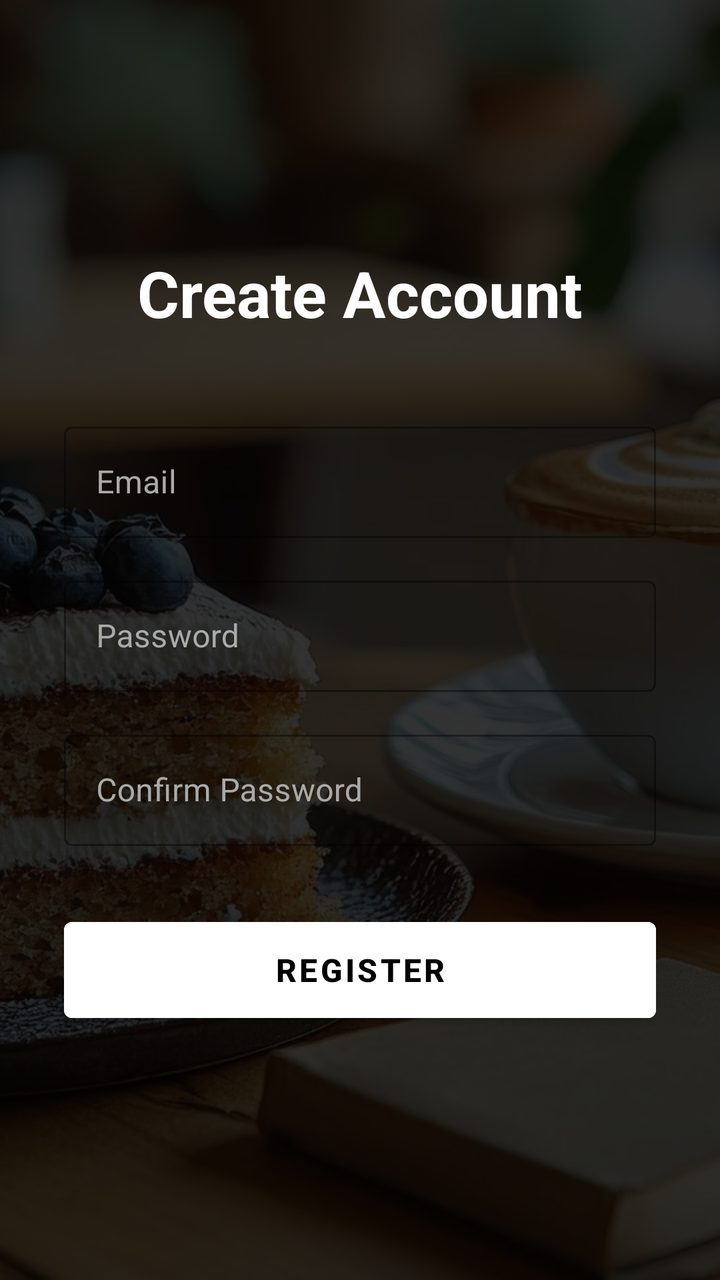
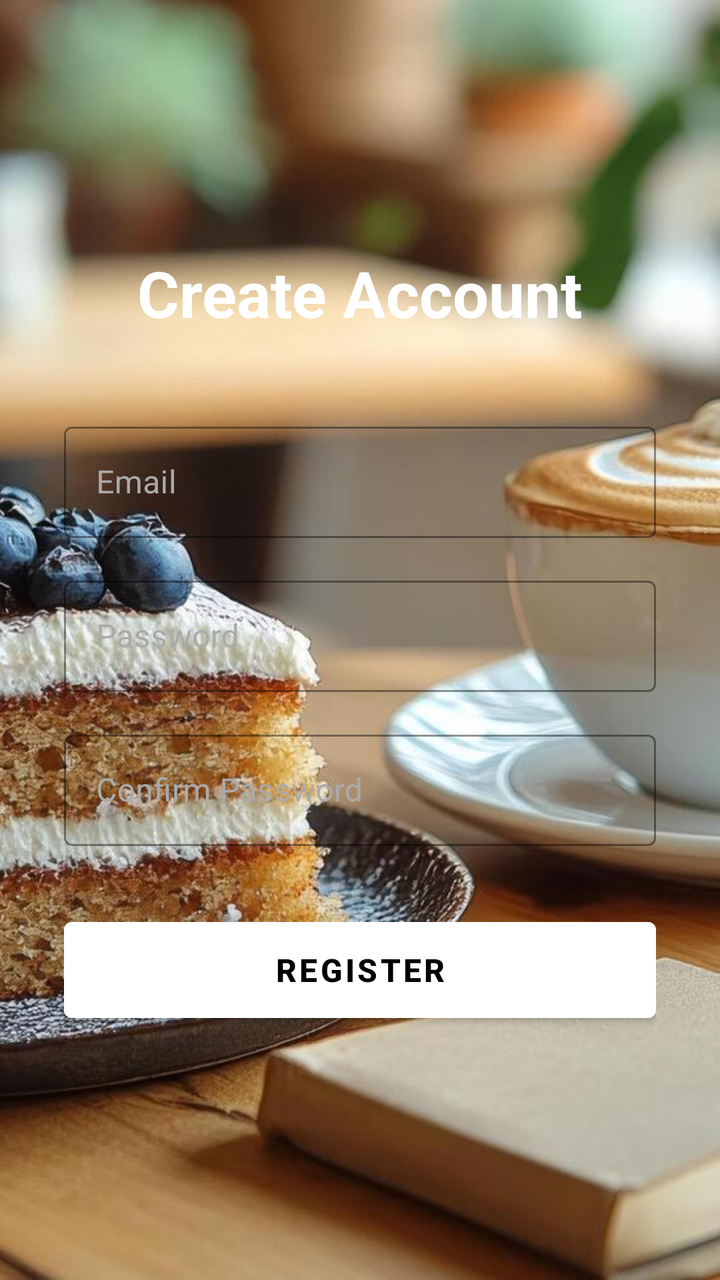

The first picture is an Android layout as it rendered before a commit; the second is the same layout after the commit. The layout source and the unified diff follow.
<!-- AndroidManifest.xml: application theme Theme.SmartCafe -->
<!-- res/layout/activity_register.xml -->
<?xml version="1.0" encoding="utf-8"?>
<FrameLayout xmlns:android="http://schemas.android.com/apk/res/android"
    xmlns:app="http://schemas.android.com/apk/res-auto"
    android:layout_width="match_parent"
    android:layout_height="match_parent"
    android:fitsSystemWindows="true">

    
    <ImageView
        android:layout_width="match_parent"
        android:layout_height="match_parent"
        android:scaleType="centerCrop"
        android:src="@drawable/bg_register" />

    
    <View
        android:layout_width="match_parent"
        android:layout_height="match_parent"
        android:background="#CC000000" />

    
    <LinearLayout
        android:layout_width="match_parent"
        android:layout_height="match_parent"
        android:orientation="vertical"
        android:gravity="center"
        android:padding="32dp">

        <TextView
            android:layout_width="wrap_content"
            android:layout_height="wrap_content"
            android:text="Create Account"
            android:textColor="#FFFFFF"
            android:textSize="32sp"
            android:textStyle="bold"
            android:layout_marginBottom="40dp" />

        
        <com.google.android.material.textfield.TextInputLayout
            style="@style/Widget.MaterialComponents.TextInputLayout.OutlinedBox"
            android:layout_width="match_parent"
            android:layout_height="wrap_content"
            android:hint="Email"
            android:textColorHint="#AAAAAA"
            app:boxStrokeColor="#FFFFFF">

            <com.google.android.material.textfield.TextInputEditText
                android:id="@+id/etEmail"
                android:layout_width="match_parent"
                android:layout_height="wrap_content"
                android:inputType="textEmailAddress"
                android:textColor="#FFFFFF" />
        </com.google.android.material.textfield.TextInputLayout>

        
        <com.google.android.material.textfield.TextInputLayout
            style="@style/Widget.MaterialComponents.TextInputLayout.OutlinedBox"
            android:layout_width="match_parent"
            android:layout_height="wrap_content"
            android:layout_marginTop="16dp"
            android:hint="Password"
            android:textColorHint="#AAAAAA"
            app:boxStrokeColor="#FFFFFF">

            <com.google.android.material.textfield.TextInputEditText
                android:id="@+id/etPassword"
                android:layout_width="match_parent"
                android:layout_height="wrap_content"
                android:inputType="textPassword"
                android:textColor="#FFFFFF" />
        </com.google.android.material.textfield.TextInputLayout>

        
        <com.google.android.material.textfield.TextInputLayout
            style="@style/Widget.MaterialComponents.TextInputLayout.OutlinedBox"
            android:layout_width="match_parent"
            android:layout_height="wrap_content"
            android:layout_marginTop="16dp"
            android:hint="Confirm Password"
            android:textColorHint="#AAAAAA"
            app:boxStrokeColor="#FFFFFF">

            <com.google.android.material.textfield.TextInputEditText
                android:id="@+id/etConfirmPassword"
                android:layout_width="match_parent"
                android:layout_height="wrap_content"
                android:inputType="textPassword"
                android:textColor="#FFFFFF" />
        </com.google.android.material.textfield.TextInputLayout>

        
        <Button
            android:id="@+id/btnRegister"
            android:layout_width="match_parent"
            android:layout_height="60dp"
            android:layout_marginTop="32dp"
            android:text="REGISTER"
            android:textSize="16sp"
            android:textStyle="bold"
            android:backgroundTint="#FFFFFF"
            android:textColor="#000000" />

    </LinearLayout>
</FrameLayout>
<!-- resources referenced by this layout -->
<resources>
  <!-- drawable bg_register: jpg bitmap (drawable, 175474 bytes) -->
  <style name="Theme.SmartCafe" parent="Base.Theme.SmartCafe" />
  <style name="Base.Theme.SmartCafe" parent="Theme.MaterialComponents.DayNight.NoActionBar">
  
      </style>
</resources>

<!-- the commit's change to res/layout/activity_register.xml (unified diff, before → after) -->
@@ -12,11 +12,6 @@
         android:scaleType="centerCrop"
         android:src="@drawable/bg_register" />
 
-    
-    <View
-        android:layout_width="match_parent"
-        android:layout_height="match_parent"
-        android:background="#CC000000" />
 
     
     <LinearLayout
